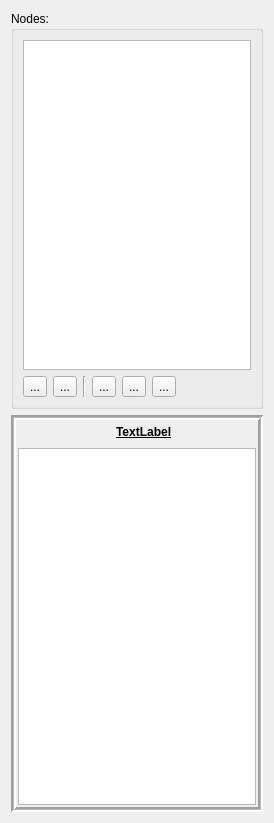
Above: Editor/src/Items/Entity/EntityWidget.ui from GameOverture/HarmonyEngine before the change. Below: the same form after it.
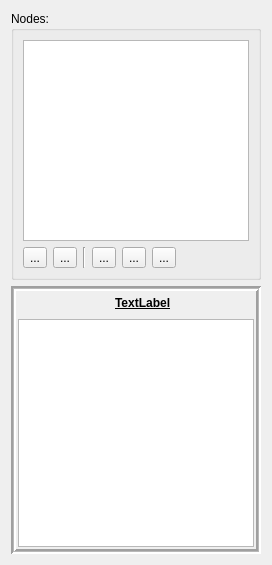
That is the form after the change. Icons and pictures are not drawn.

The edit to the form file:
```diff
--- a/Editor/src/Items/Entity/EntityWidget.ui
+++ b/Editor/src/Items/Entity/EntityWidget.ui
@@ -6,8 +6,8 @@
    <rect>
     <x>0</x>
     <y>0</y>
-    <width>274</width>
-    <height>823</height>
+    <width>272</width>
+    <height>565</height>
    </rect>
   </property>
   <property name="windowTitle">
@@ -189,7 +189,11 @@
           </layout>
          </item>
          <item>
-          <widget class="QTreeView" name="propertyTree"/>
+          <widget class="QTreeView" name="propertyTree">
+           <attribute name="headerVisible">
+            <bool>false</bool>
+           </attribute>
+          </widget>
          </item>
         </layout>
        </widget>
```
Left out of the diff: 2 changed lines with no effect on the pictures.
